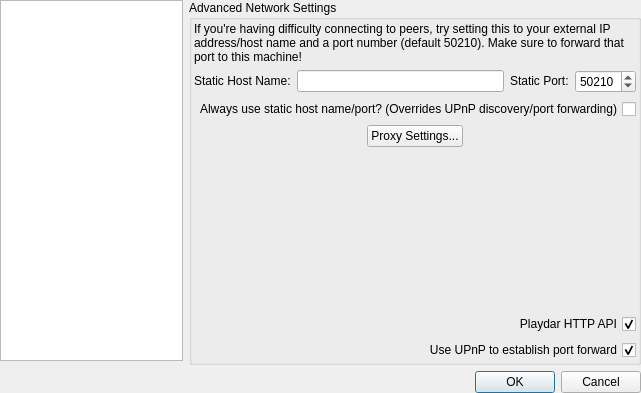
Before: the Qt Designer form src/stackedsettingsdialog.ui in tomahawk-player/tomahawk, drawn with Qt 5.
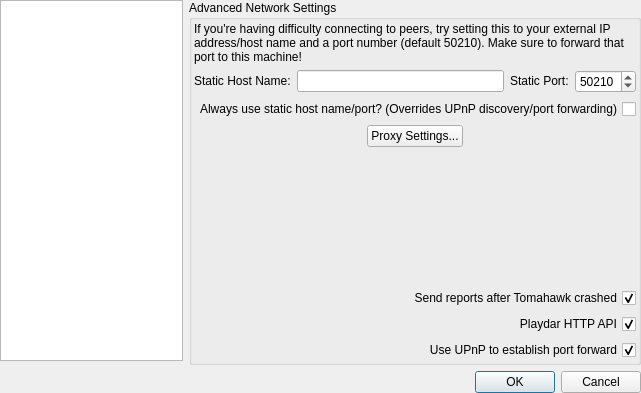
After: the same form once the commit is applied. The open tabs and pages were chosen to show the change. Icons and pictures are not drawn. Custom widgets are drawn as their Qt base class.

Commit message: * Crash reporter can now be disabled in the settings.

The edit to the form file:
```diff
--- a/src/stackedsettingsdialog.ui
+++ b/src/stackedsettingsdialog.ui
@@ -625,6 +625,19 @@
               </property>
              </spacer>
             </item>
+            <item>
+             <widget class="QCheckBox" name="checkBoxReporter">
+              <property name="layoutDirection">
+               <enum>Qt::RightToLeft</enum>
+              </property>
+              <property name="text">
+               <string>Send reports after Tomahawk crashed</string>
+              </property>
+              <property name="checked">
+               <bool>true</bool>
+              </property>
+             </widget>
+            </item>
             <item>
              <widget class="QCheckBox" name="checkBoxHttp">
               <property name="layoutDirection">
```
Left out of the diff: 2 changed lines with no effect on the pictures. The commit also changes 8 other files.
